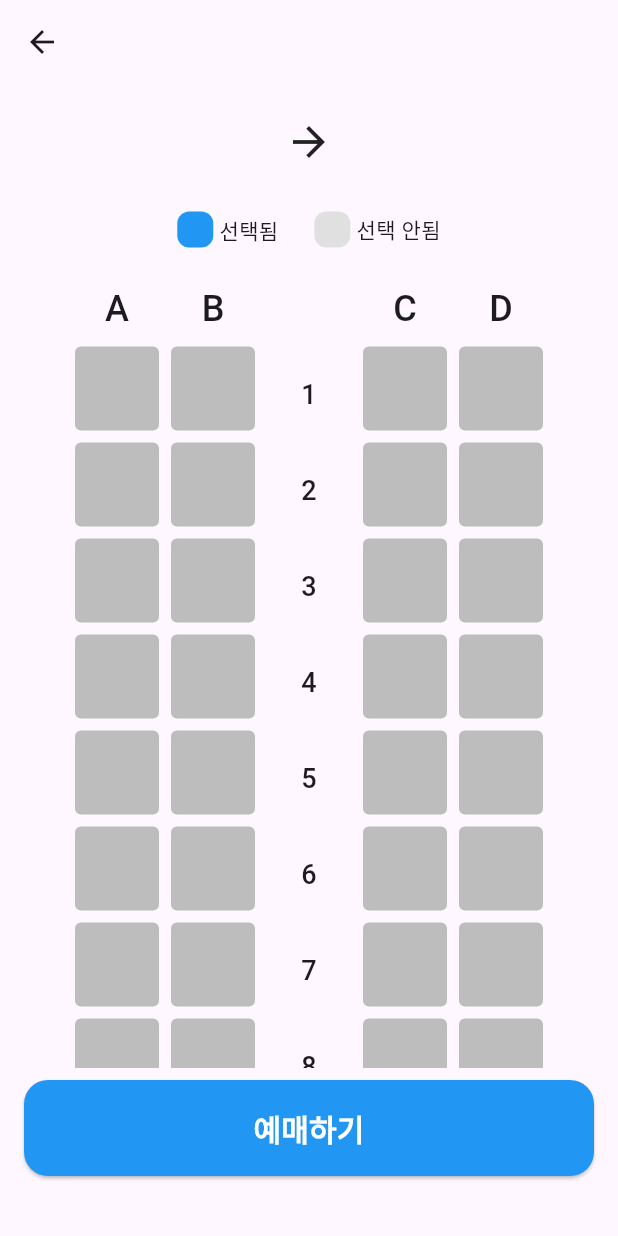
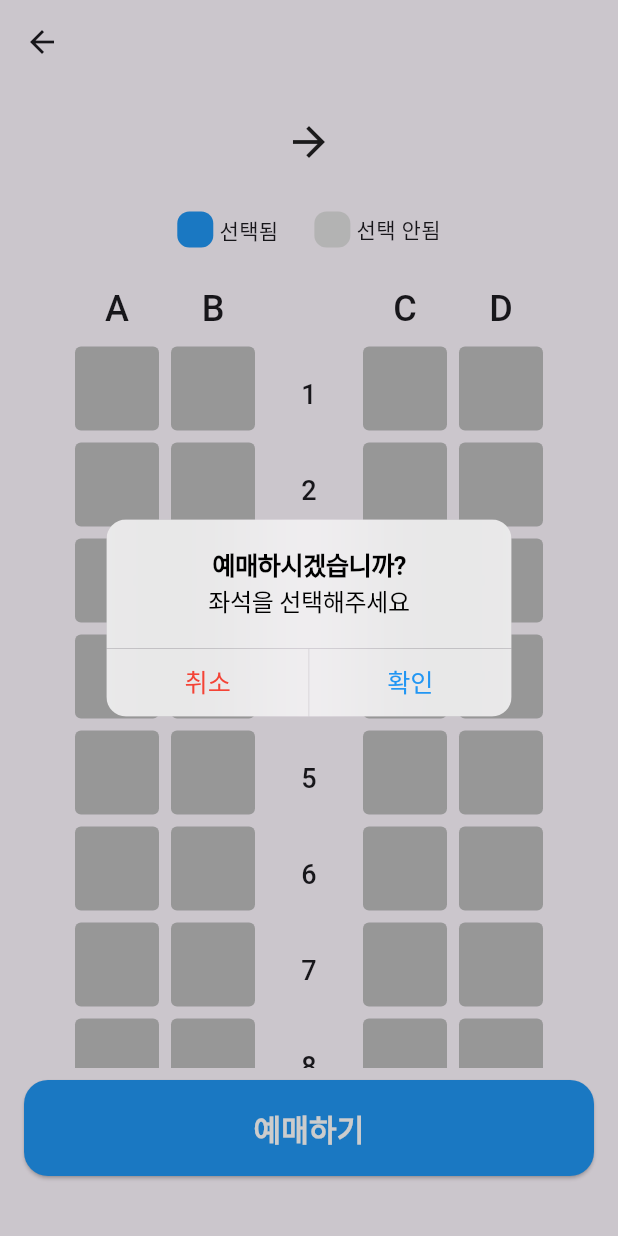
Before and after one commit to eso21309/flutter_train_app, a Flutter app: the SeatPage screen opened directly with empty values, after a tap on "예매하기", on a phone screen of 412 x 824 dp. Run offline on Flutter 3.47's test engine with Material 3 defaults, Android fonts, the light colour scheme and no system bars.

Commit message:
1차 완료

```diff
--- a/lib/seat/seat_page.dart
+++ b/lib/seat/seat_page.dart
@@ -1,10 +1,12 @@
+import 'package:flutter/cupertino.dart';
 import 'package:flutter/material.dart';
-import 'widgets/seat_list.dart'; //위젯폴더 안에 있기 때문에 경로가 다름
+import 'widgets/seat_list.dart';
 
-class SeatPage extends StatelessWidget {
-  final String titlechanged; //변수 정의
+class SeatPage extends StatefulWidget {
+  final String titlechanged;
   final String startStation;
   final String endStation;
+
   const SeatPage({
     required this.titlechanged,
     required this.startStation,
@@ -12,24 +14,35 @@ class SeatPage extends StatelessWidget {
   });
 
   @override
+  State<SeatPage> createState() => _SeatPageState();
+}
+
+class _SeatPageState extends State<SeatPage> {
+  String? selectedSeat;
+
+  void onSeatSelected(String seatNumber) {
+    setState(() {
+      selectedSeat = seatNumber;
+    });
+  }
+
+  @override
   Widget build(BuildContext context) {
     return Scaffold(
       appBar: AppBar(
-        title: Text(titlechanged), //여기에 변수 받아야함
+        title: Text(widget.titlechanged),
       ),
       body: Padding(
         padding: const EdgeInsets.symmetric(horizontal: 16),
         child: Column(
           children: [
-            //첫번째 아들
             Padding(
               padding: const EdgeInsets.only(top: 16),
               child: Row(
-                  mainAxisAlignment: MainAxisAlignment
-                      .center, //양끝 정렬로 바꿀거면 center > spaceBetween으로 변경하기
+                mainAxisAlignment: MainAxisAlignment.center,
                 children: [
                   Text(
-                      startStation,
+                    widget.startStation,
                     style: TextStyle(
                       fontSize: 32,
                       color: Colors.blue,
@@ -42,16 +55,17 @@ class SeatPage extends StatelessWidget {
                     size: 32,
                   ),
                   SizedBox(width: 24),
-                    Text(endStation,
+                  Text(
+                    widget.endStation,
                     style: TextStyle(
                       fontSize: 32,
                       color: Colors.blue,
                       fontWeight: FontWeight.bold,
-                        ))
-                  ]),
                     ),
-
-            //두번쨰 아들
+                  ),
+                ],
+              ),
+            ),
             Padding(
               padding: const EdgeInsets.symmetric(vertical: 24),
               child: Row(
@@ -81,26 +95,57 @@ class SeatPage extends StatelessWidget {
                 ],
               ),
             ),
-
-            //3번째 아들
-            //Expanded는 컬럼이나 로우의 직계 자식으로만 사용가능
-            //Expanded가 Column 안에서 남은 공간을 차지하고
-            //그 공간 안에서 ListView가 스크롤 되도록 하기 위해서 씀
-            //Expanded를 안 쓰면 Column 안에서 ListView의 높이를 측정할 수 없어서 에러가 발생
             Expanded(
-              child: SeatList(),
+              child: SeatList(
+                onSeatSelected: onSeatSelected,
+              ),
             ),
             Padding(
               padding: const EdgeInsets.only(top: 8, bottom: 40),
               child: SizedBox(
                 height: 64,
-                width: double.infinity, //SizedBox는 사이즈만 정한다. 스타일은 자식 안에 넣어줘야함
+                width: double.infinity,
                 child: ElevatedButton(
                   style: ElevatedButton.styleFrom(
                     backgroundColor: Colors.blue,
                     shape: RoundedRectangleBorder(
-                          borderRadius: BorderRadius.circular(16))),
-                  onPressed: () {},
+                      borderRadius: BorderRadius.circular(16),
+                    ),
+                  ),
+                  onPressed: () {
+                    showCupertinoDialog(
+                      context: context,
+                      builder: (context) => CupertinoAlertDialog(
+                        title: Text("예매하시겠습니까?"),
+                        content: Text(
+                          selectedSeat != null
+                              ? "${selectedSeat}"
+                              : "좌석을 선택해주세요",
+                          style: TextStyle(fontSize: 16),
+                        ),
+                        actions: [
+                          CupertinoDialogAction(
+                            onPressed: () {
+                              Navigator.pop(context);
+                            },
+                            child: Text(
+                              "취소",
+                              style: TextStyle(color: Colors.red),
+                            ),
+                          ),
+                          CupertinoDialogAction(
+                            onPressed: () {
+                              Navigator.pop(context);
+                            },
+                            child: Text(
+                              "확인",
+                              style: TextStyle(color: Colors.blue),
+                            ),
+                          ),
+                        ],
+                      ),
+                    );
+                  },
                   child: Text(
                     "예매하기",
                     style: TextStyle(
--- a/lib/seat/widgets/seat_list.dart
+++ b/lib/seat/widgets/seat_list.dart
@@ -1,30 +1,27 @@
 import 'package:flutter/material.dart';
 import './build_seat.dart';
-//stf를 누르면 flutter statefull widget 기본 코드를 추천해준다.
 
-//위젯 설정 클래스, 실제로 상태관리를 할 클래스인 SeatListState를 생성함
 class SeatList extends StatefulWidget {
-  const SeatList({super.key});
+  final Function(String) onSeatSelected; // 부모로부터 전달받을 콜백함수
+
+  const SeatList({
+    required this.onSeatSelected,
+  });
 
   @override
   State<SeatList> createState() => _SeatListState();
 }
 
-//상태관리, UI클래스
 class _SeatListState extends State<SeatList> {
   final List<String> seatLable = ["A", "B", "C", "D"];
-  //seatLable 변수 선언해주고 리스트니까 순서대로 이름을 넣어주기
-  //이거 어려움....어디에 뭘 넣어야 할지 잘 모르겠음..
+  String? selectedSeat; // 현재 선택된 좌석 상태 저장
 
-  String? selectedSeat;
-  // 현재 선택된 좌석 번호를 저장할 변수 추가 (아직 선택 안되면 null)
-
-  //좌석 선택하게 하는거 너무너무너무 어려움!!!!!! 너무 복잡하고
-  //함수 구조도 헷갈리고, 이게 어디서 오는건지도 헷갈리고, 가이드 없으면 혼자서는 절대 생각 못함
-  //좌석이 선택됐을 때 실행될 함수 추가
-  void onSeatSelected(String seatNumber) {
+  // 좌석 선택시 호출될 함수
+  void handleSeatSelected(String seatNumber) {
     setState(() {
       selectedSeat = seatNumber;
+      // 부모 위젯에 선택된 좌석 정보 전달
+      widget.onSeatSelected(seatNumber);
     });
   }
 
@@ -35,7 +32,7 @@ class _SeatListState extends State<SeatList> {
         Row(
           mainAxisAlignment: MainAxisAlignment.center,
           children: [
-            seatCulumn(0), //()안에 인덱스 번호 넣기
+            seatCulumn(0),
             SizedBox(width: 8),
             seatCulumn(1),
             SizedBox(width: 8),
@@ -80,13 +77,11 @@ class _SeatListState extends State<SeatList> {
     );
   }
 
-//좌석 A줄 한개
   Widget seatCulumn(int index) {
-    //여기 seatCulmn 안에 index 변수를 넣어주기
     return Column(
       children: [
         Text(
-          seatLable[index], //여기에 seatLable[index]라고 넣기
+          seatLable[index],
           style: TextStyle(
             fontSize: 24,
             fontWeight: FontWeight.w500,
@@ -97,12 +92,9 @@ class _SeatListState extends State<SeatList> {
           Padding(
             padding: const EdgeInsets.only(bottom: 8),
             child: BuildSeat(
-              // 예: A1, B5, C10 같은 좌석 번호 생성
               seatNumber: "${seatLable[index]}$i",
-              // 이 좌석이 선택된 좌석인지 확인
               isSelected: selectedSeat == "${seatLable[index]}$i",
-              // 좌석 선택시 실행될 함수
-              onSeatSelected: onSeatSelected,
+              onSeatSelected: handleSeatSelected, // 수정된 함수명 사용
             ),
           ),
       ],
```
Lines whose indentation alone changed are shown as unchanged.
